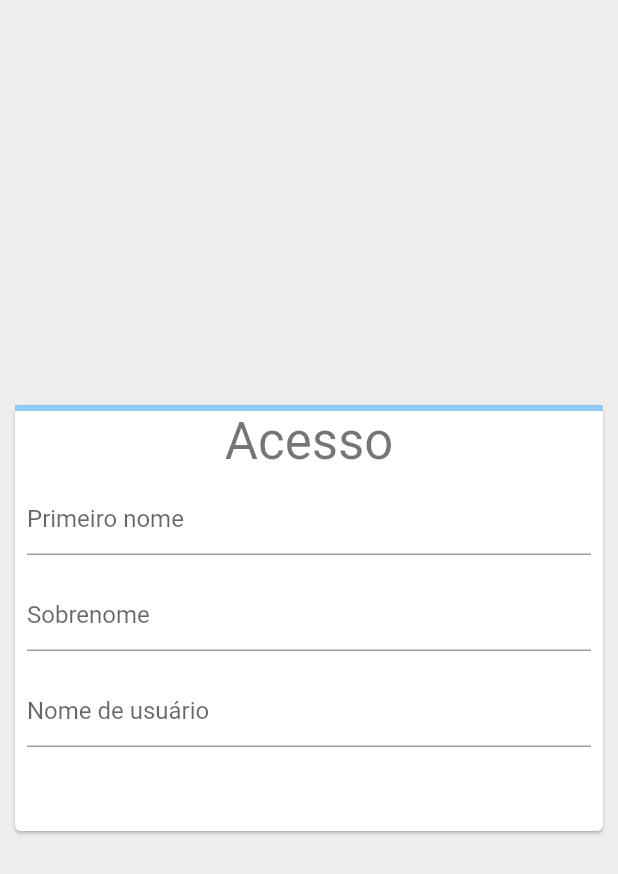
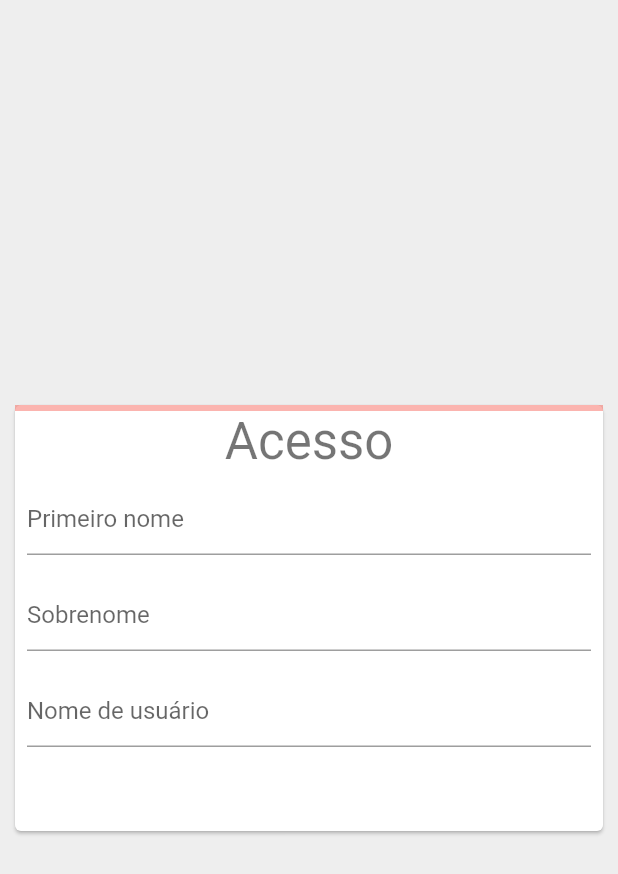
Before and after one commit to euivanw/flutter_codelabs_lab3, a Flutter app: the screen it shows after launch, on a phone screen of 412 x 824 dp. Shown: the top 874 px of the screen. Run offline on Flutter 3.47's test engine with Material 2 defaults, Android fonts, the phone set to English and light mode, and no system bars.

Commit message:
Lab3: Adicionar animação no login

```diff
--- a/lib/main.dart
+++ b/lib/main.dart
@@ -64,7 +64,7 @@ class _FormularioLoginState extends State<FormularioLogin> {
       child: Column(
         mainAxisSize: MainAxisSize.min,
         children: [
-          LinearProgressIndicator(
+          IndicadorProgressoAnimado(
             value: _progressoFormulario,
           ),
           Text(
@@ -132,3 +132,62 @@ class _FormularioLoginState extends State<FormularioLogin> {
     });
   }
 }
+
+class IndicadorProgressoAnimado extends StatefulWidget {
+  final double value;
+
+  IndicadorProgressoAnimado({
+    @required this.value,
+  });
+
+  @override
+  State<StatefulWidget> createState() {
+    return _IndicadorProgressoAnimadoState();
+  }
+}
+
+class _IndicadorProgressoAnimadoState extends State<IndicadorProgressoAnimado> with SingleTickerProviderStateMixin {
+  AnimationController _controle;
+  Animation<Color> _animacaoCor;
+  Animation<double> _curvaAnimacao;
+
+  void initState() {
+    super.initState();
+    _controle = AnimationController(duration: Duration(milliseconds: 1200), vsync: this);
+
+    var trocaCor = TweenSequence([
+      TweenSequenceItem(
+        tween: ColorTween(begin: Colors.red, end: Colors.orange),
+        weight: 1,
+      ),
+      TweenSequenceItem(
+        tween: ColorTween(begin: Colors.orange, end: Colors.yellow),
+        weight: 1,
+      ),
+      TweenSequenceItem(
+        tween: ColorTween(begin: Colors.yellow, end: Colors.green),
+        weight: 1,
+      ),
+    ]);
+
+    _animacaoCor = _controle.drive(trocaCor);
+    _curvaAnimacao = _controle.drive(CurveTween(curve: Curves.easeIn));
+  }
+
+  void didUpdateWidget(oldWidget) {
+    super.didUpdateWidget(oldWidget);
+    _controle.animateTo(widget.value);
+  }
+
+  @override
+  Widget build(BuildContext context) {
+    return AnimatedBuilder(
+      animation: _controle,
+      builder: (context, child) => LinearProgressIndicator(
+        value: _curvaAnimacao.value,
+        valueColor: _animacaoCor,
+        backgroundColor: _animacaoCor.value.withOpacity(0.4),
+      ),
+    );
+  }
+}
```
Also changed, not shown: assets/lab3_final.gif (added), 1 other file.
